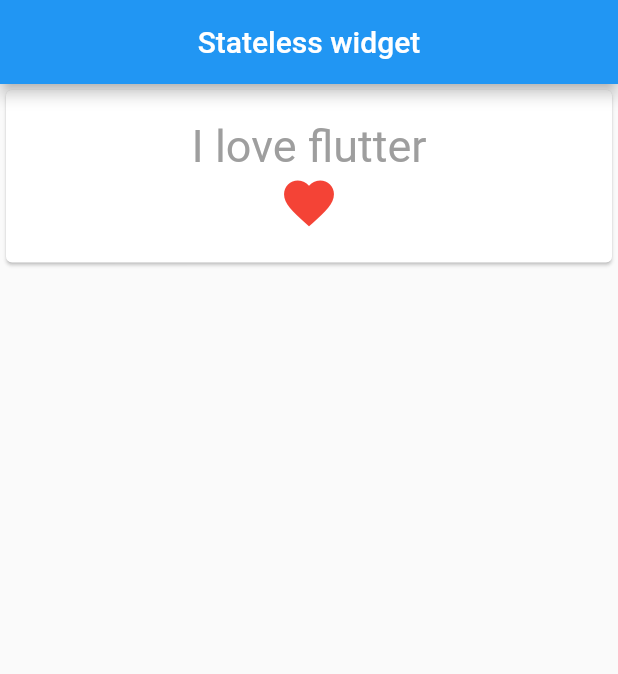
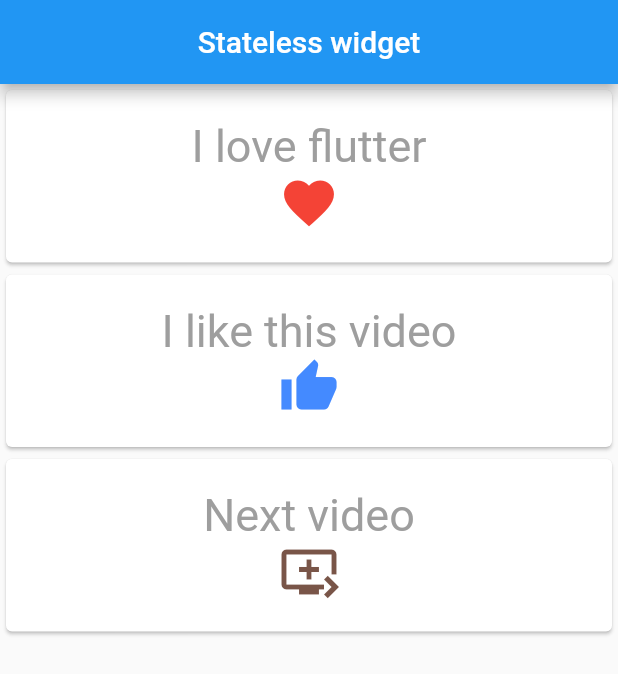
Before and after one commit to CristianCastellanos22/statelessApp, a Flutter app: the screen it shows after launch, on a phone screen of 412 x 824 dp. Shown: the top 674 px of the screen. Run offline on Flutter 3.47's test engine with Material 2 defaults, Android fonts, the phone set to English and light mode, and no system bars.

Commit message:
Update main.dart
Se crea clase para reutilizar cards, se crean variables de clase evitanado duplicar código.

```diff
--- a/flutter_app/lib/main.dart
+++ b/flutter_app/lib/main.dart
@@ -9,6 +9,10 @@ void main() {
 }
 
 class MyApp extends StatelessWidget {
+  final double iconSize = 40.0;
+  final TextStyle textStyle = TextStyle(color: Colors.grey, fontSize: 30.0);
+
+  @override
   Widget build(BuildContext context) {
     return Scaffold(
       appBar: AppBar(
@@ -19,23 +23,35 @@ class MyApp extends StatelessWidget {
         child: Column(
           crossAxisAlignment: CrossAxisAlignment.stretch,
           children: <Widget>[
-            Card(
-                child: Container(
-                  padding: EdgeInsets.all(20.0),
-                    child: Column(
-              children: <Widget>[
-                Text(
-                  "I love flutter",
-                  style: TextStyle(color: Colors.grey, fontSize: 30.0),
-                ),
-                Icon(Icons.favorite,
-                  color: Colors.red,
-                  size: 40.0,)
-              ],
-            )))
+            MyCard(title: Text("I love flutter", style: textStyle),
+            icon: Icon(Icons.favorite, color: Colors.red , size: iconSize)),
+            MyCard(title: Text("I like this video", style: textStyle),
+                icon: Icon(Icons.thumb_up, color: Colors.blueAccent , size: iconSize)),
+            MyCard(title: Text("Next video", style: textStyle),
+                icon: Icon(Icons.queue_play_next, color: Colors.brown , size: iconSize))
           ],
         ),
       ),
     );
   }
 }
+
+class MyCard extends StatelessWidget {
+  final Widget title;
+  final Widget icon;
+
+  MyCard({this.title,this.icon});
+
+  @override
+  Widget build(BuildContext context) {
+    return Card(
+        child: Container(
+            padding: EdgeInsets.all(20.0),
+            child: Column(
+              children: <Widget>[
+                this.title,
+                this.icon
+              ],
+            )));
+  }
+}
```
